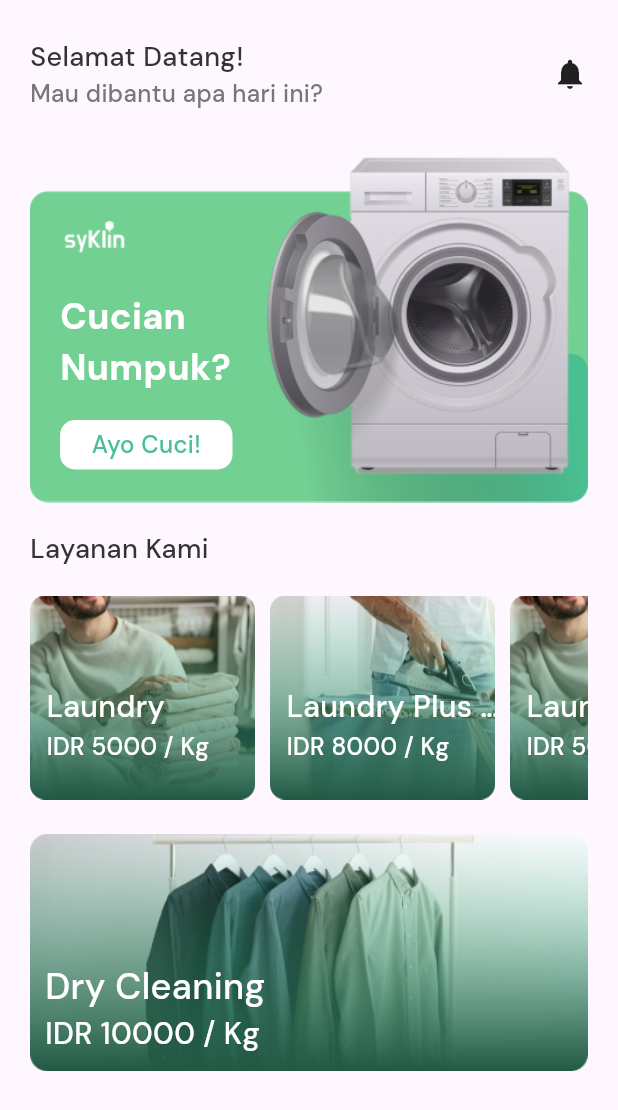
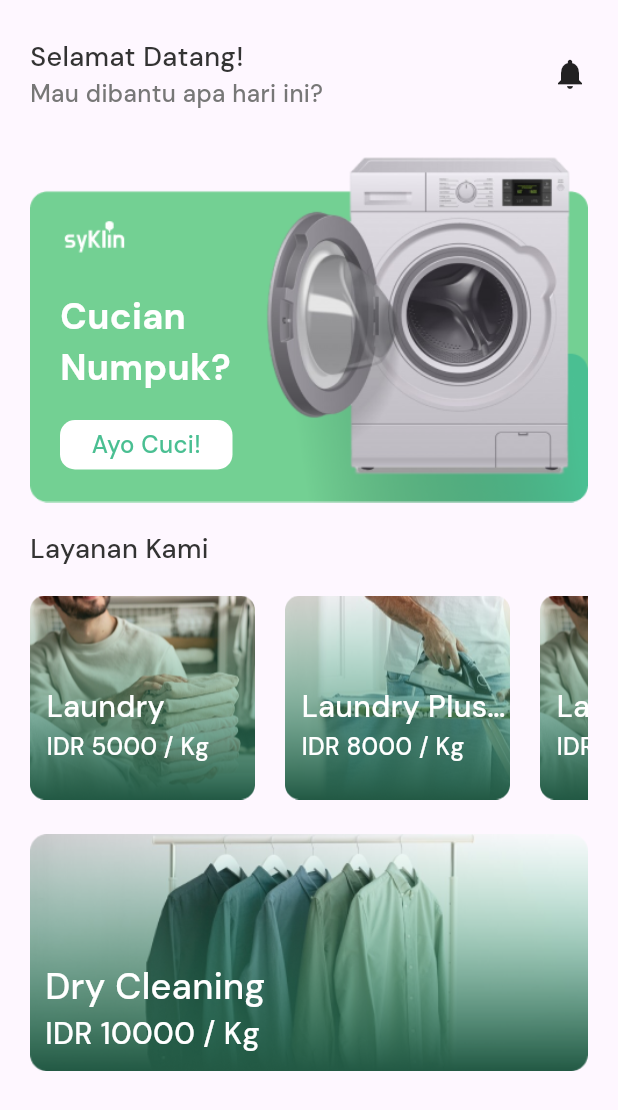
Before and after one commit to daudsutanssyah/syn_laundry, a Flutter app: the BerandaPage screen opened directly, on a phone screen of 412 x 824 dp. Shown: the top 1110 px of the screen. Run offline on Flutter 3.47's test engine with Material 3 defaults, Android fonts, the phone set to English and light mode, and no system bars; our stand-ins replace google_fonts.

Commit message:
edit product widget

```diff
--- a/lib/pages/beranda_page.dart
+++ b/lib/pages/beranda_page.dart
@@ -98,11 +98,13 @@ class BerandaPage extends StatelessWidget {
                   nama: "Laundry",
                   harga: "IDR 5000 / Kg",
                 ),
+                SizedBox(width: 20,),
                 ProductWidget(
                   imgUrl: "assets/img-setrika.png",
                   nama: "Laundry Plus Setrika",
                   harga: "IDR 8000 / Kg",
                 ),
+                 SizedBox(width: 20,),
                 ProductWidget(
                   imgUrl: "assets/img-laundry.png",
                   nama: "Laundry Reguler",
--- a/lib/widgets/product_widget.dart
+++ b/lib/widgets/product_widget.dart
@@ -10,7 +10,7 @@ class ProductWidget extends StatelessWidget {
   @override
   Widget build(BuildContext context) {
     return Container(
-      width: 160,
+      width: 150,
       child: Stack(
         children: [
           Image.asset(imgUrl, width: 150, height: 136,),
```
